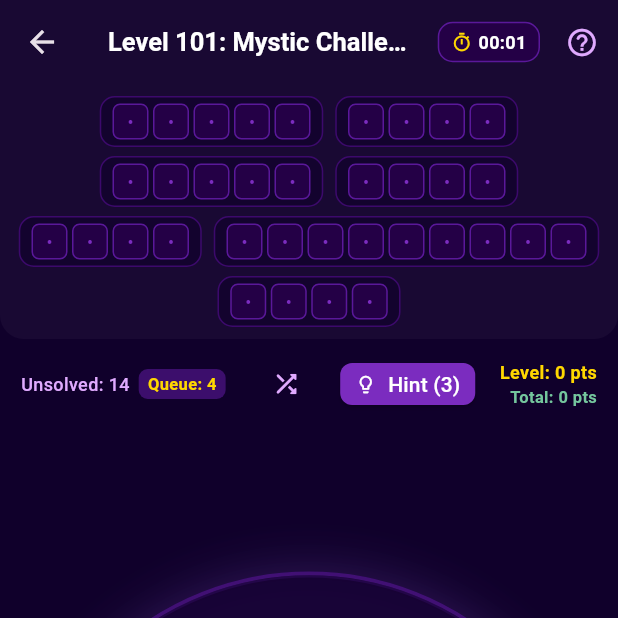
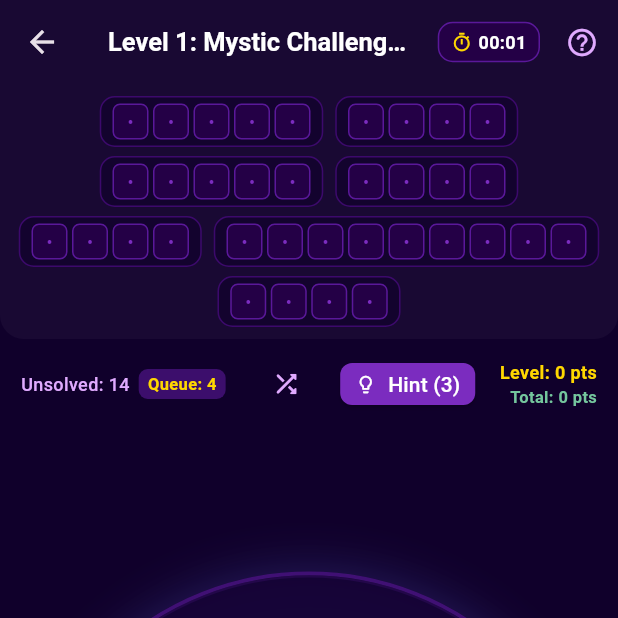
Before and after one commit to drayze/letter_in_the_myst, a Flutter app: the screen it shows after launch, after a tap on "PLAY RANDOM ENDLESS MYST", on a phone screen of 412 x 824 dp, the top half of it. Run offline on Flutter 3.47's test engine with Material 3 defaults, Android fonts, the phone set to English and light mode, and no system bars; our stand-ins replace shared_preferences.

Commit message:
Add endless level generation and update level progression logic
* Refactor `LevelsData.getLevel` to dynamically construct infinite thematic levels beyond story mode using chaptering and seeded random generation.
* Update `ScoreManager` to sequentially increment and persist `_currentLevelId` upon completing any level.
* Simplify `_openRandomLevel` in `level_select_screen.dart` to use the active level ID directly.
* Update unit tests in `widget_test.dart` to verify word count constraints across 100 continuously generated level IDs.

```diff
--- a/lib/data/levels_data.dart
+++ b/lib/data/levels_data.dart
@@ -116,19 +116,37 @@ class LevelsData {
     LevelConfig(12, 'Grand Sanctuary', 'Mastery', 'The ultimate test of letters in the myst.'),
   ];
 
-  /// Get static list of levels dynamically constructed with 6-8 words pulled from word database
+  /// Get static list of story levels
   static List<Level> get levels {
     return storyLevelConfigs.map((config) {
       return getLevelForConfig(config);
     }).toList();
   }
 
-  /// Retrieves a Level instance for a specific ID with 6 to 8 words
+  /// Retrieves a Level instance for any level ID (1, 2, 3 ... 13, 14, 15 ... infinitely)
   static Level getLevel(int id) {
     if (id >= 1 && id <= storyLevelConfigs.length) {
-      return getLevelForConfig(storyLevelConfigs[id - 1]);
+      return getLevelForConfig(storyLevelConfigs[id - 1], id * 997);
     }
-    return getRandomLevel(id);
+
+    // For levels beyond 12 (level 13, 14, 15, 100...), generate endless thematic levels
+    final configIndex = (id - 1) % storyLevelConfigs.length;
+    final baseConfig = storyLevelConfigs[configIndex];
+    final chapter = ((id - 1) ~/ storyLevelConfigs.length) + 1;
+
+    final String name = chapter > 1 ? '${baseConfig.name} $chapter' : baseConfig.name;
+    final words = getRandomWordsForLevel(
+      category: baseConfig.category,
+      random: Random(id * 997),
+    );
+
+    return Level(
+      id: id,
+      name: name,
+      category: baseConfig.category,
+      words: words,
+      description: 'Chapter $chapter: ${baseConfig.description}',
+    );
   }
 
   /// Creates a Level instance with 6 to 8 words randomly pulled from the word database
--- a/lib/screens/level_select_screen.dart
+++ b/lib/screens/level_select_screen.dart
@@ -29,8 +29,8 @@ class _LevelSelectScreenState extends State<LevelSelectScreen> {
   }
 
   void _openRandomLevel() async {
-    final nextId = ScoreManager().currentLevelId + ScoreManager().completedLevelIds.length + 100;
-    final randomLevel = LevelsData.getRandomLevel(nextId);
+    final currentLevelId = ScoreManager().currentLevelId;
+    final randomLevel = LevelsData.getRandomLevel(currentLevelId);
 
     await Navigator.push<bool>(
       context,
--- a/lib/services/score_manager.dart
+++ b/lib/services/score_manager.dart
@@ -83,11 +83,8 @@ class ScoreManager {
     _totalTimeInSeconds += timeInSeconds;
     _completedLevelIds.add(levelId);
 
-    // Advance current level number
-    if (levelId >= _currentLevelId) {
-      _currentLevelId = levelId + 1;
-      await prefs.setInt(_keyCurrentLevelId, _currentLevelId);
-    }
+    // Increment level counter by 1 for every level completed
+    _currentLevelId += 1;
 
     // Update level best score
     final currentBest = _levelBestScores[levelId] ?? 0;
@@ -96,11 +93,12 @@ class ScoreManager {
       await prefs.setInt('$_keyLevelScorePrefix$levelId', levelScore);
     }
 
-    // Persist scores to SharedPreferences
+    // Persist scores and current level ID to SharedPreferences
     await prefs.setInt(_keyTotalScore, _totalScore);
     await prefs.setInt(_keyHighScore, _highScore);
     await prefs.setInt(_keyTotalWordsSolved, _totalWordsSolved);
     await prefs.setInt(_keyTotalTimeSeconds, _totalTimeInSeconds);
+    await prefs.setInt(_keyCurrentLevelId, _currentLevelId);
     await prefs.setStringList(
       _keyCompletedLevels,
       _completedLevelIds.map((id) => id.toString()).toList(),
```
Also changed, not shown: 1 other file.
